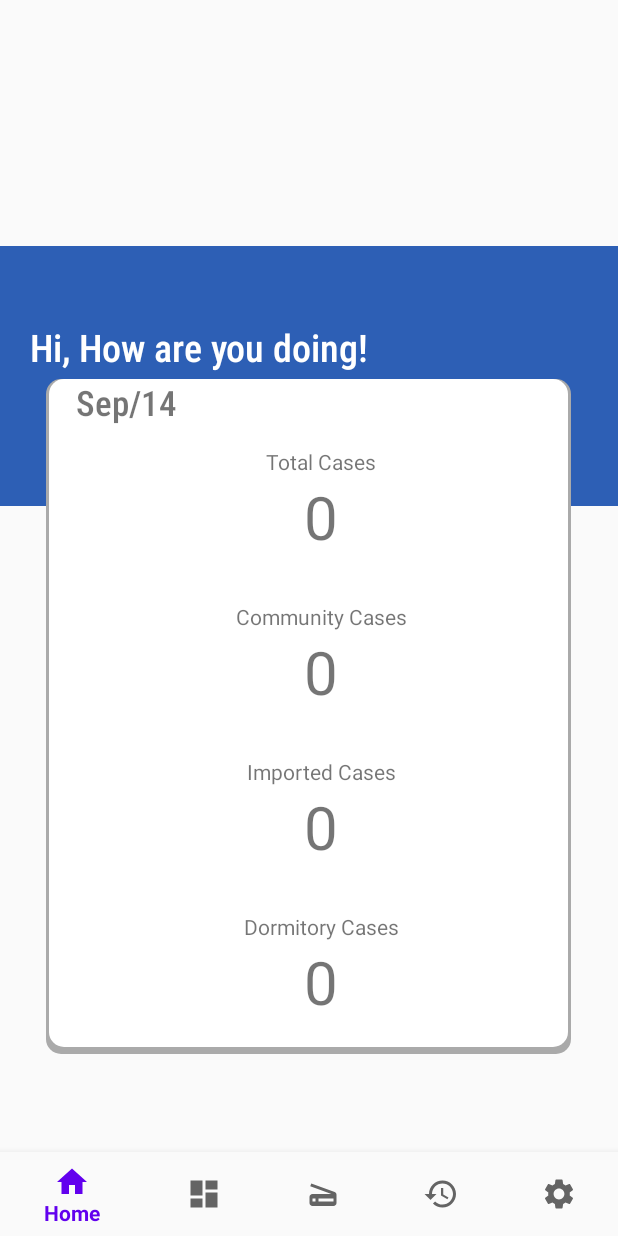
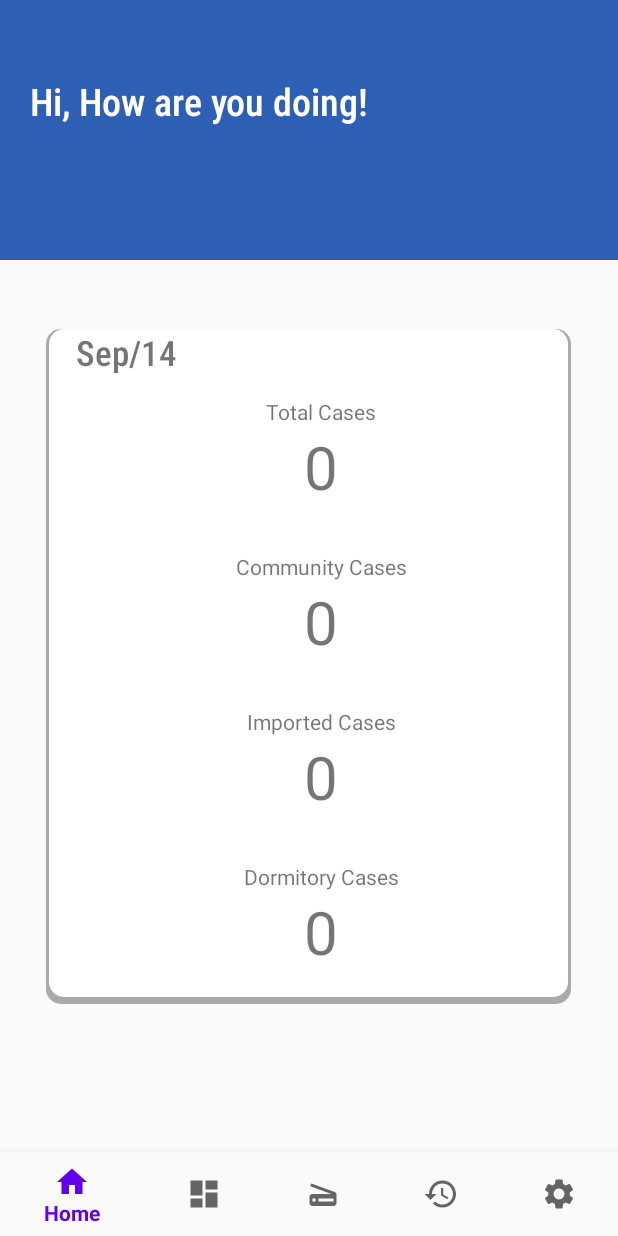
Before and after one commit to Edel-weiB/Better-Social-Distancing, an Android app: the screen it shows after launch (MainActivity), on a phone screen of 412 x 824 dp. Run offline under Robolectric (Android 15) with nearby library versions, the phone set to English and light mode, and no system bars; our stand-ins replace navigation-ui.

Commit message:
update fragment heigh size

```diff
--- a/ClientApplication/app/src/main/res/layout/activity_main.xml
+++ b/ClientApplication/app/src/main/res/layout/activity_main.xml
@@ -24,7 +24,7 @@
         android:id="@+id/nav_host_fragment"
         android:name="androidx.navigation.fragment.NavHostFragment"
         android:layout_width="match_parent"
-        android:layout_height="600dp"
+        android:layout_height="match_parent"
         android:layout_marginBottom="4dp"
         app:defaultNavHost="true"
         app:layout_constraintBottom_toTopOf="@id/nav_view"
--- a/ClientApplication/app/src/main/res/layout/fragment_hotspots.xml
+++ b/ClientApplication/app/src/main/res/layout/fragment_hotspots.xml
@@ -9,7 +9,8 @@
     <ViewSwitcher
         android:id="@+id/hotspotViewSwitcher"
         android:layout_width="match_parent"
-        android:layout_height="550dp"
+        android:layout_height="match_parent"
+        android:layout_marginTop="50dp"
         app:layout_constraintEnd_toEndOf="parent"
         app:layout_constraintTop_toBottomOf="@+id/graphBtn">
 
```
